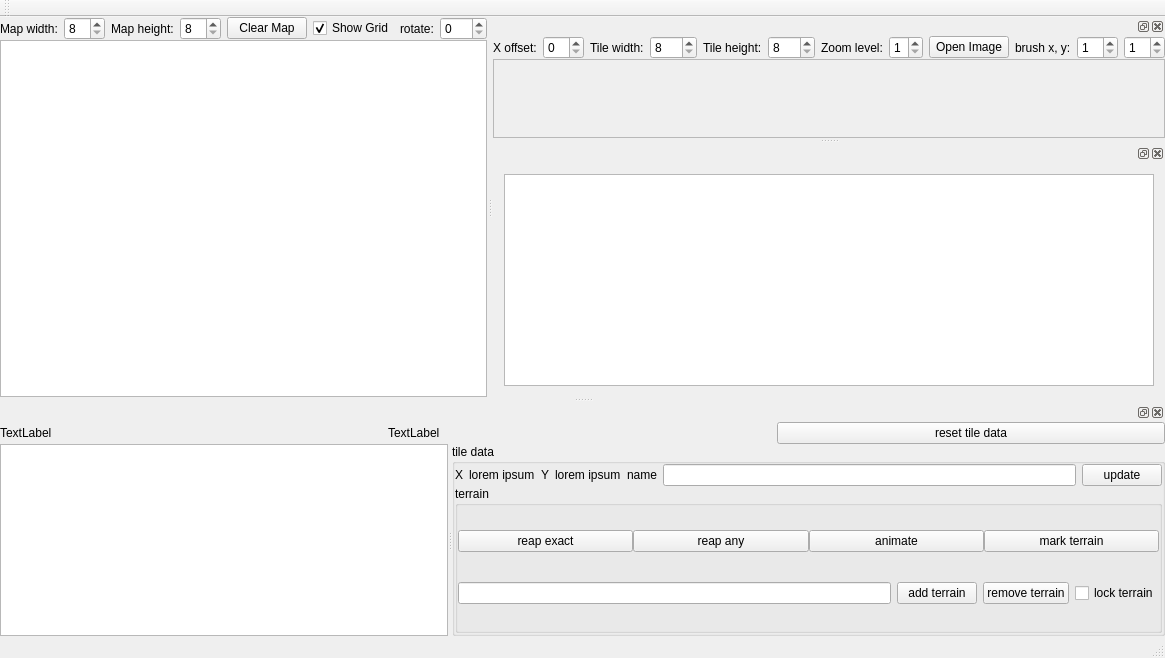
Old version of the form mapeditor.ui in the repository stoyan-shopov/TileMapEdit.
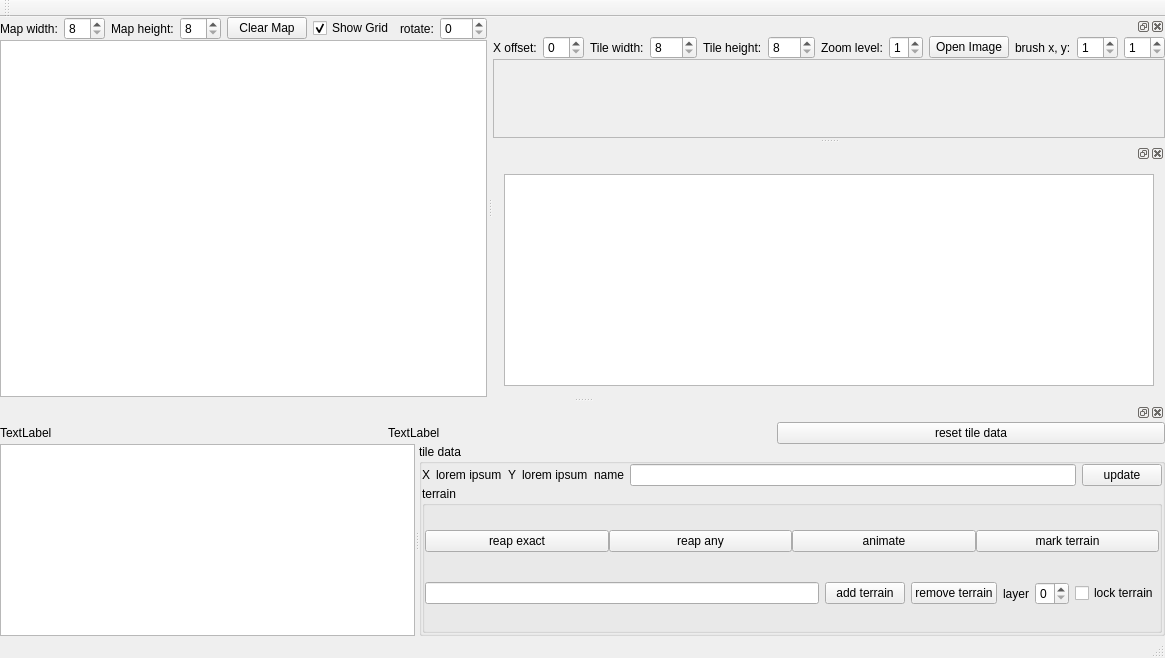
New version of the form.

Commit message: start adding layer information to maps

Patch:
```diff
--- a/mapeditor.ui
+++ b/mapeditor.ui
@@ -474,6 +474,20 @@
                 </property>
                </widget>
               </item>
+              <item>
+               <widget class="QLabel" name="label_13">
+                <property name="text">
+                 <string>layer</string>
+                </property>
+               </widget>
+              </item>
+              <item>
+               <widget class="QSpinBox" name="spinBoxTerrainLayer">
+                <property name="maximum">
+                 <number>3</number>
+                </property>
+               </widget>
+              </item>
               <item>
                <widget class="QCheckBox" name="checkBoxLockTerrain">
                 <property name="text">
```
The commit also changes 2 other files.
